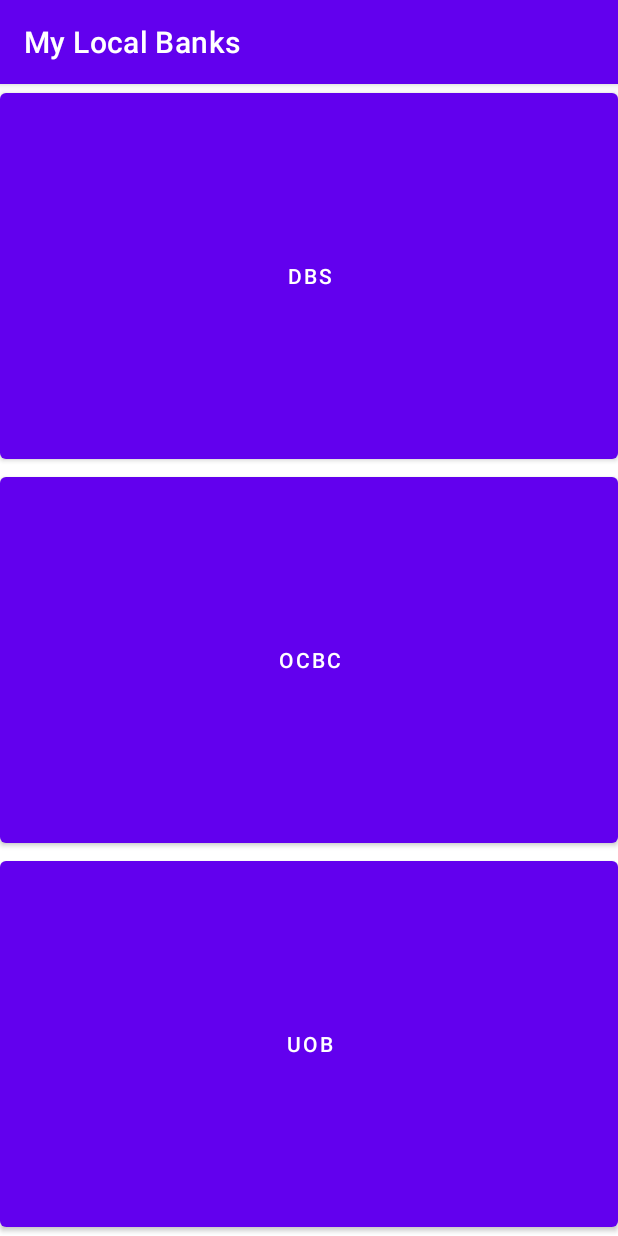
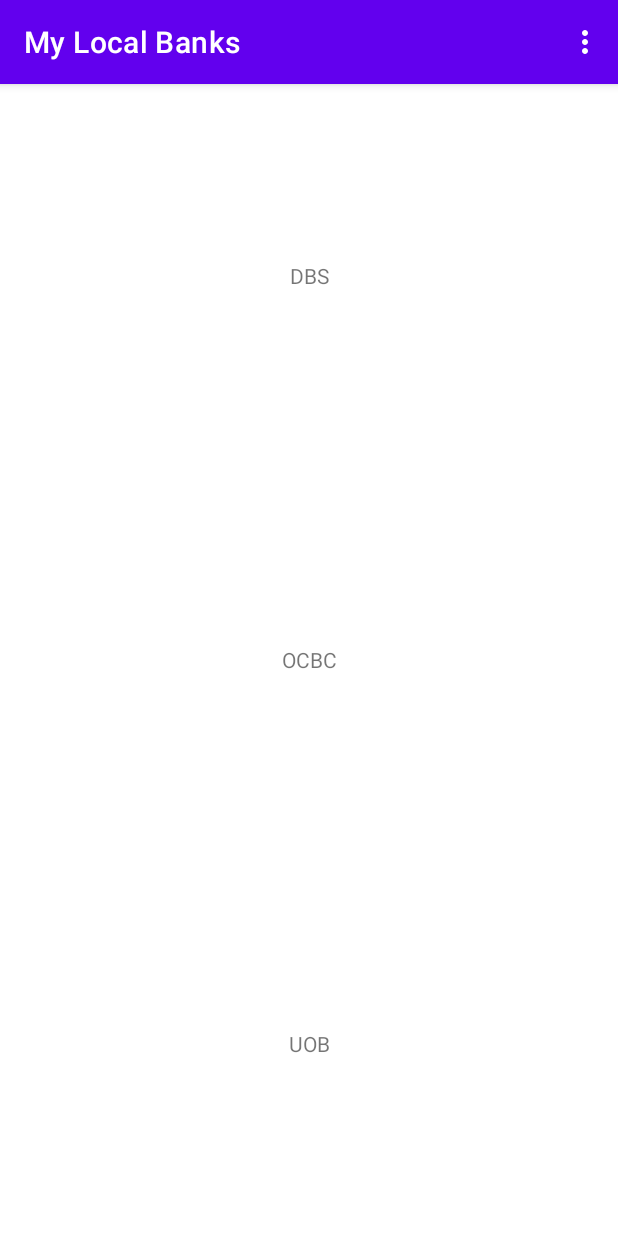
Before and after one commit to Kilmaa/MyLocalBanks, an Android app: the screen it shows after launch (MainActivity), on a phone screen of 412 x 824 dp. Run offline under Robolectric (Android 15) with nearby library versions, the phone set to English and light mode, and no system bars.

Commit message:
Final commit

```diff
--- a/app/src/main/res/layout/activity_main.xml
+++ b/app/src/main/res/layout/activity_main.xml
@@ -7,24 +7,28 @@
     android:orientation="vertical"
     tools:context=".MainActivity">
 
-    <Button
-        android:id="@+id/dbs"
+    <TextView
+        android:id="@+id/textViewBank1"
         android:layout_width="match_parent"
         android:layout_height="0dp"
         android:layout_weight="1"
-        android:text="@string/bank1" />
+        android:gravity="center"
+        android:text="@string/eng1" />
 
-    <Button
-        android:id="@+id/ocbc"
+    <TextView
+        android:id="@+id/textViewBank2"
         android:layout_width="match_parent"
         android:layout_height="0dp"
         android:layout_weight="1"
-        android:text="@string/bank2" />
+        android:gravity="center"
+        android:text="@string/eng2" />
 
-    <Button
-        android:id="@+id/uob"
+    <TextView
+        android:id="@+id/textViewBank3"
         android:layout_width="match_parent"
         android:layout_height="0dp"
         android:layout_weight="1"
-        android:text="@string/bank3" />
+        android:gravity="center"
+        android:text="@string/eng3" />
+
 </LinearLayout>
--- /dev/null
+++ b/app/src/main/res/menu/menu_main.xml
@@ -0,0 +1,11 @@
+<?xml version="1.0" encoding="utf-8"?>
+<menu xmlns:android="http://schemas.android.com/apk/res/android">
+    <item
+        android:id="@+id/englishSelection"
+        android:orderInCategory="100"
+        android:title="English" />
+    <item
+        android:id="@+id/chineseSelection"
+        android:orderInCategory="101"
+        android:title="Chinese" />
+</menu>
--- /dev/null
+++ b/app/src/main/res/menu/menu_mini.xml
@@ -0,0 +1,11 @@
+<?xml version="1.0" encoding="utf-8"?>
+<menu xmlns:android="http://schemas.android.com/apk/res/android">
+    <item
+        android:id="@+id/websiteSelection"
+        android:orderInCategory="100"
+        android:title="Website" />
+    <item
+        android:id="@+id/callSelection"
+        android:orderInCategory="101"
+        android:title="Contact the bank" />
+</menu>
--- a/app/src/main/res/values/strings.xml
+++ b/app/src/main/res/values/strings.xml
@@ -1,7 +1,7 @@
 <resources>
     <string name="app_name">My Local Banks</string>
-    <string name="bank1">DBS</string>
-    <string name="bank2">OCBC</string>
-    <string name="bank3">UOB</string>
+    <string name="eng1">DBS</string>
+    <string name="eng2">OCBC</string>
+    <string name="eng3">UOB</string>
 
 </resources>
```
Also changed, not shown: app/src/main/java/sg/edu/rp/c346/id20022404/mylocalbanks/MainActivity.java (+102 -0 lines).
